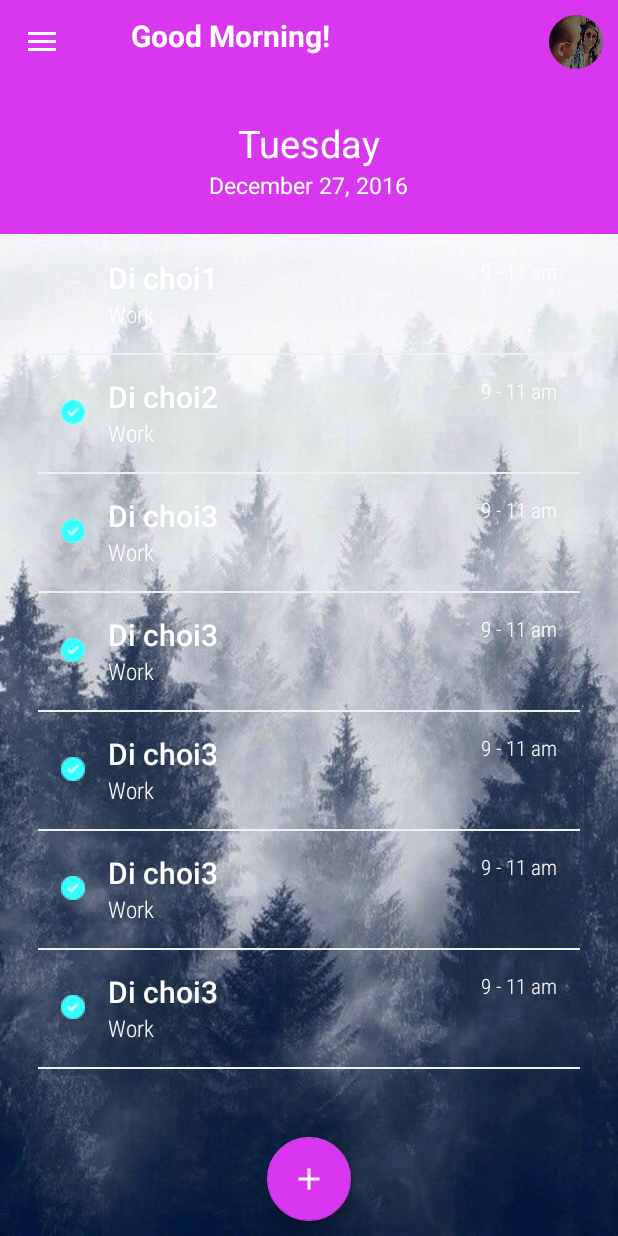
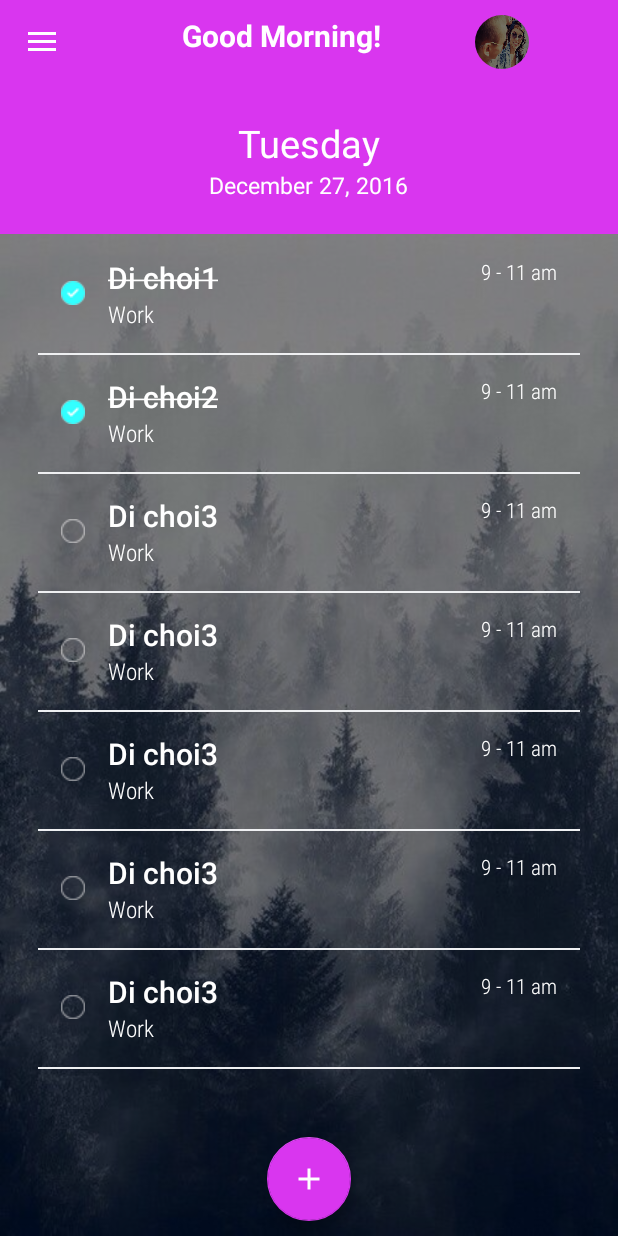
Before and after one commit to saccerwin/todolist-project-group1, an Android app: the MainFragment screen opened directly, with no data from a screen before it, on a phone screen of 412 x 824 dp. Run offline under Robolectric (Android 15) with nearby library versions, the phone set to English and light mode, and no system bars; our stand-ins replace CircleImageView.

Commit message:
Update Main todo list

```diff
--- a/code/app/build.gradle
+++ b/code/app/build.gradle
@@ -10,6 +10,7 @@ android {
         versionCode 1
         versionName "1.0"
         testInstrumentationRunner "android.support.test.runner.AndroidJUnitRunner"
+        multiDexEnabled true
     }
     buildTypes {
         release {
@@ -26,8 +27,10 @@ dependencies {
     })
     compile 'com.android.support:appcompat-v7:24.2.1'
     compile 'com.android.support:design:24.2.1'
+    compile 'com.android.support:multidex:1.0.1'
+    compile 'com.google.android.gms:play-services-analytics:8.3.0'
     compile 'de.hdodenhof:circleimageview:2.1.0'
     compile 'com.android.support:support-v4:24.2.1'
-    compile files('libs/recyclerview.jar')
+    compile 'com.android.support:recyclerview-v7:+'
     testCompile 'junit:junit:4.12'
 }
--- a/code/app/src/main/java/com/example/saccerwin/todolist_group1/MainFragment.java
+++ b/code/app/src/main/java/com/example/saccerwin/todolist_group1/MainFragment.java
@@ -1,9 +1,11 @@
 package com.example.saccerwin.todolist_group1;
 
 import android.content.Context;
+import android.content.DialogInterface;
 import android.net.Uri;
 import android.os.Bundle;
 import android.support.v4.app.Fragment;
+import android.support.v7.app.AlertDialog;
 import android.support.v7.widget.LinearLayoutManager;
 import android.support.v7.widget.RecyclerView;
 import android.view.LayoutInflater;
@@ -12,7 +14,7 @@ import android.view.ViewGroup;
 import android.widget.TextView;
 import android.widget.Toast;
 
-import com.example.saccerwin.todolist_group1.adapter.TaskRecyclerAdapter;
+import com.example.saccerwin.todolist_group1.adapters.TaskRecyclerAdapter;
 import com.example.saccerwin.todolist_group1.constant.SimpleDividerItemDecoration;
 import com.example.saccerwin.todolist_group1.objects.Task;
 
@@ -104,7 +106,7 @@ public class MainFragment extends Fragment {
         createView();
 
         // If the size of views will not change as the data changes.
-        recyclerTask.setHasFixedSize(true);
+        //recyclerTask.setHasFixedSize(true);
 
         // Create divider between items
         recyclerTask.addItemDecoration(new SimpleDividerItemDecoration(getContext()));
@@ -122,12 +124,38 @@ public class MainFragment extends Fragment {
                 } else {
                     item.setComplete(false);
                 }
+                if(item.isFinish() == false){
+                    item.setFinish(true);
+                } else {
+                    item.setFinish(false);
+                }
                 for(int i = 0; i < listTask.size(); i++){
                     if(listTask.get(i).getId() == item.getId()){
-                        //listTask.set(i, item);
+                        listTask.set(i, item);
                         break;
                     }
                 }
+                adapter.notifyDataSetChanged();
+            }
+
+            @Override
+            public boolean onItemLongClick(final Task item) {
+                CharSequence menus[] = new CharSequence[] {"Edit","Delete"};
+
+                AlertDialog.Builder builder = new AlertDialog.Builder(getActivity());
+                builder.setItems(menus, new DialogInterface.OnClickListener() {
+                    @Override
+                    public void onClick(DialogInterface dialogInterface, int i) {
+                        if(i == 0){
+
+                            Toast.makeText(getContext(),"Edit " + item.getId(), Toast.LENGTH_SHORT).show();
+                        } else {
+                            Toast.makeText(getContext(),"Delete", Toast.LENGTH_SHORT).show();
+                        }
+                    }
+                });
+                builder.show();
+                return false;
             }
         });
 
@@ -139,7 +167,7 @@ public class MainFragment extends Fragment {
     private void createView() {
         Task task = new Task();
         task.setId(1);
-        task.setComplete(false);
+        task.setComplete(true);
         task.setDate("30-7-2016");
         task.setTime("9 - 11 am");
         task.setTitle("Di choi1");
@@ -147,6 +175,7 @@ public class MainFragment extends Fragment {
         task.setLocation("1111");
         task.setGroup("Work");
         task.setAllday(true);
+        task.setFinish(true);
         listTask.add(task);
 
         Task task2 = new Task();
@@ -159,23 +188,25 @@ public class MainFragment extends Fragment {
         task2.setLocation("1111");
         task2.setGroup("Work");
         task2.setAllday(true);
+        task2.setFinish(true);
         listTask.add(task2);
 
         Task task3 = new Task();
         task3.setId(3);
-        task3.setComplete(true);
+        task3.setComplete(false);
         task3.setDate("30-7-2016");
         task3.setTime("9 - 11 am");
         task3.setTitle("Di choi3");
         task3.setDescription("Di choi");
         task3.setLocation("1111");
         task3.setGroup("Work");
-        task3.setAllday(true);
+        task3.setAllday(false);
+        task3.setFinish(false);
         listTask.add(task3);
 
         Task task4 = new Task();
         task4.setId(4);
-        task4.setComplete(true);
+        task4.setComplete(false);
         task4.setDate("30-7-2016");
         task4.setTime("9 - 11 am");
         task4.setTitle("Di choi3");
@@ -183,11 +214,12 @@ public class MainFragment extends Fragment {
         task4.setLocation("1111");
         task4.setGroup("Work");
         task4.setAllday(true);
+        task4.setFinish(false);
         listTask.add(task4);
 
         Task task5 = new Task();
         task5.setId(5);
-        task5.setComplete(true);
+        task5.setComplete(false);
         task5.setDate("30-7-2016");
         task5.setTime("9 - 11 am");
         task5.setTitle("Di choi3");
@@ -195,11 +227,12 @@ public class MainFragment extends Fragment {
         task5.setLocation("1111");
         task5.setGroup("Work");
         task5.setAllday(true);
+        task5.setFinish(false);
         listTask.add(task5);
 
         Task task6 = new Task();
         task6.setId(6);
-        task6.setComplete(true);
+        task6.setComplete(false);
         task6.setDate("30-7-2016");
         task6.setTime("9 - 11 am");
         task6.setTitle("Di choi3");
@@ -207,11 +240,12 @@ public class MainFragment extends Fragment {
         task6.setLocation("1111");
         task6.setGroup("Work");
         task6.setAllday(true);
+        task6.setFinish(false);
         listTask.add(task6);
 
         Task task7 = new Task();
         task7.setId(7);
-        task7.setComplete(true);
+        task7.setComplete(false);
         task7.setDate("30-7-2016");
         task7.setTime("9 - 11 am");
         task7.setTitle("Di choi3");
@@ -219,6 +253,7 @@ public class MainFragment extends Fragment {
         task7.setLocation("1111");
         task7.setGroup("Work");
         task7.setAllday(true);
+        task7.setFinish(false);
         listTask.add(task7);
 
         //adapter.notifyDataSetChanged();
@@ -281,7 +316,7 @@ public class MainFragment extends Fragment {
         } else if (tempDay == 2) {
             tvDay.setText("Tuesday");
         } else if (tempDay == 3) {
-            tvDay.setText("wednesday");
+            tvDay.setText("Wednesday");
         } else if (tempDay == 4) {
             tvDay.setText("Thursday");
         } else if (tempDay == 5) {
--- a/code/app/src/main/java/com/example/saccerwin/todolist_group1/adapter/TaskRecyclerAdapter.java
+++ b/code/app/src/main/java/com/example/saccerwin/todolist_group1/adapters/TaskRecyclerAdapter.java
@@ -1,19 +1,17 @@
-package com.example.saccerwin.todolist_group1.adapter;
+package com.example.saccerwin.todolist_group1.adapters;
 
 import android.content.Context;
 import android.content.Intent;
+import android.graphics.Paint;
 import android.support.v7.widget.RecyclerView;
-import android.text.Html;
 import android.view.LayoutInflater;
 import android.view.View;
 import android.view.ViewGroup;
-import android.widget.AdapterView;
 import android.widget.CheckBox;
 import android.widget.TextView;
 import android.widget.Toast;
 
 import com.example.saccerwin.todolist_group1.LoginActivity;
-import com.example.saccerwin.todolist_group1.NavigationDrawerMainActivity;
 import com.example.saccerwin.todolist_group1.R;
 import com.example.saccerwin.todolist_group1.objects.Task;
 
@@ -58,6 +56,7 @@ public class TaskRecyclerAdapter extends RecyclerView.Adapter<TaskRecyclerAdapte
      */
     public interface OnItemClickListener {
         void onItemClick(Task item);
+        boolean onItemLongClick(Task item);
     }
 
     public class RecyclerViewHolder extends RecyclerView.ViewHolder {
@@ -75,20 +74,26 @@ public class TaskRecyclerAdapter extends RecyclerView.Adapter<TaskRecyclerAdapte
 
         public void bind(final Task task, final OnItemClickListener listener) {
             tvRecyclerTitle.setText(task.getTitle());
+            if(task.isFinish() == true){
+                tvRecyclerTitle.setPaintFlags(Paint.STRIKE_THRU_TEXT_FLAG | Paint.ANTI_ALIAS_FLAG);
+            } else {
+                tvRecyclerTitle.setPaintFlags(tvRecyclerTitle.getPaintFlags() & (~ Paint.STRIKE_THRU_TEXT_FLAG));
+            }
             tvRecyclerGroup.setText(task.getGroup());
             tvRecyclerTime.setText(task.getTime());
             cbComplete.setChecked(task.isComplete());
-            cbComplete.setOnClickListener(new View.OnClickListener() {
+            itemView.setOnClickListener(new View.OnClickListener() {
                 @Override
-                public void onClick(View v) {
+                public void onClick(View view) {
                     listener.onItemClick(task);
                 }
             });
-            itemView.setOnClickListener(new View.OnClickListener() {
+            itemView.setOnLongClickListener(new View.OnLongClickListener(){
+
                 @Override
-                public void onClick(View view) {
-                    Intent intent = new Intent(mContext, LoginActivity.class);
-                    mContext.startActivity(intent);
+                public boolean onLongClick(View view) {
+                    listener.onItemLongClick(task);
+                    return false;
                 }
             });
         }
--- a/code/app/src/main/java/com/example/saccerwin/todolist_group1/objects/Task.java
+++ b/code/app/src/main/java/com/example/saccerwin/todolist_group1/objects/Task.java
@@ -15,6 +15,7 @@ public class Task {
     private String group;
     private String location;
     private boolean allDay;
+    private boolean isFinish;
 
     public int getId() {
         return id;
@@ -87,4 +88,12 @@ public class Task {
     public void setAllday(boolean allday) {
         this.allDay = allday;
     }
+
+    public boolean isFinish() {
+        return isFinish;
+    }
+
+    public void setFinish(boolean finish) {
+        isFinish = finish;
+    }
 }
--- a/code/app/src/main/res/layout/app_bar_navigation_drawer_main.xml
+++ b/code/app/src/main/res/layout/app_bar_navigation_drawer_main.xml
@@ -24,18 +24,18 @@
                 android:layout_width="match_parent"
                 android:layout_height="match_parent"
                 android:layout_margin="10dp"
-                android:gravity="center">
+                android:gravity="center_horizontal">
 
                 <TextView
                     android:layout_width="wrap_content"
                     android:layout_height="match_parent"
+                    android:layout_centerInParent="true"
                     android:text="Good Morning!"
                     android:textSize="20sp"
                     android:fontFamily="Arial"
                     android:textStyle="bold"
                     android:textColor="@color/color_white_100"
-                    android:id="@+id/tvGreeting"
-                    android:layout_marginLeft="@dimen/padding_15"/>
+                    android:id="@+id/tvGreeting" />
 
                 <de.hdodenhof.circleimageview.CircleImageView
                     xmlns:app="http://schemas.android.com/apk/res-auto"
--- a/code/app/src/main/res/layout/fragment_main.xml
+++ b/code/app/src/main/res/layout/fragment_main.xml
@@ -57,6 +57,7 @@
                 android:id="@+id/recyclerTask"
                 android:layout_width="match_parent"
                 android:layout_height="match_parent"
+                android:background="@color/color_black_50"
                 android:paddingLeft="@dimen/padding_25"
                 android:paddingRight="@dimen/padding_25"
                 android:scrollbars="vertical" />
```
Also changed, not shown: code/app/src/main/res/menu/menu.xml (added, +14 -0 lines), code/app/libs/recyclerview.jar (deleted).
